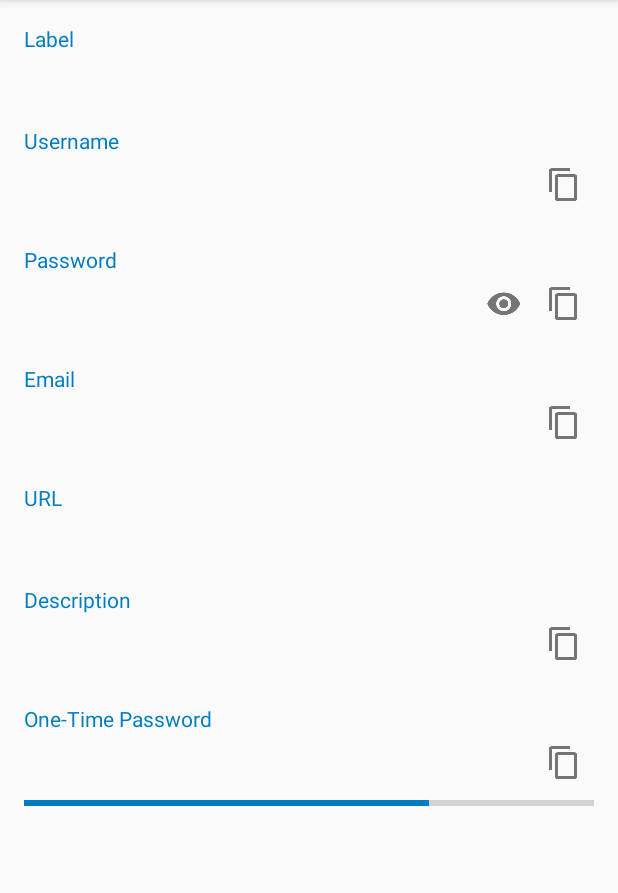
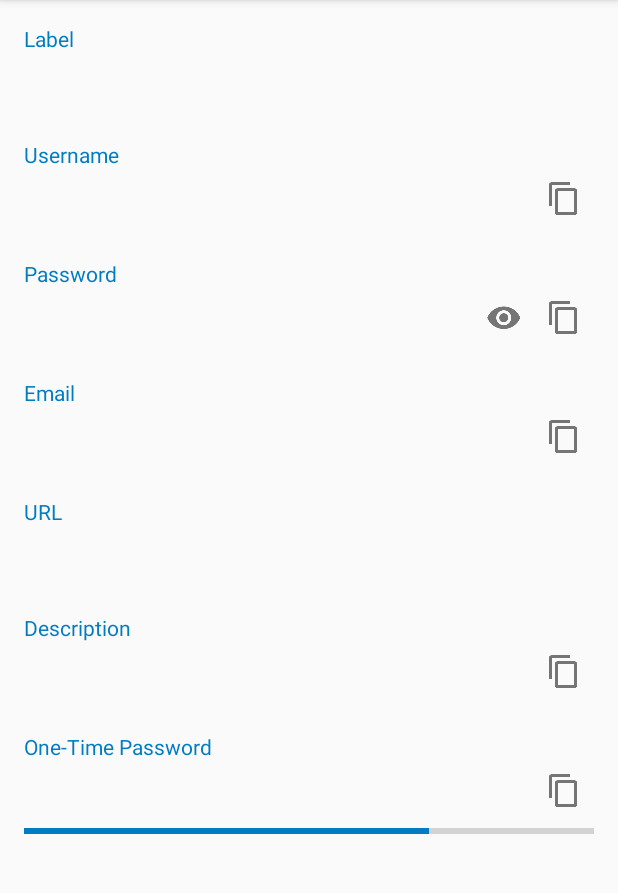
Before and after one commit to nextcloud/passman-android, an Android app: the fragment CredentialDisplay placed in its activity, on a phone screen of 412 x 824 dp, the part 84-977 px from its top. Run offline under Robolectric (Android 15) with nearby library versions, the light colour scheme and no system bars; our stand-ins replace ButterKnife; libraries missing offline, so code that uses them is left out: com.koushikdutta.async; 7 statements that could not run were skipped.

Commit message:
optimize paddings

```diff
--- a/app/src/main/res/layout/fragment_credential_display.xml
+++ b/app/src/main/res/layout/fragment_credential_display.xml
@@ -46,6 +46,7 @@
             style="@style/FormText"
             android:layout_width="match_parent"
             android:layout_height="wrap_content"
+            android:paddingBottom="17dp"
             tools:text="Label"/>
 
         <TextView
@@ -96,6 +97,7 @@
             android:layout_width="match_parent"
             android:layout_height="wrap_content"
             android:inputType="textUri"
+            android:paddingBottom="17dp"
             tools:text="www.example.com"/>
 
         <TextView
```
